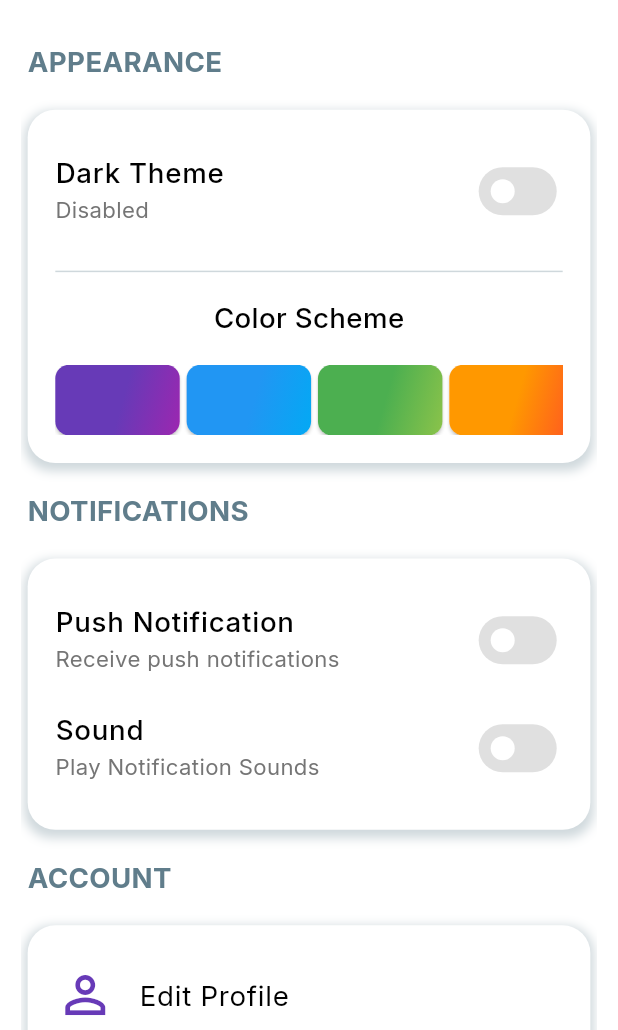
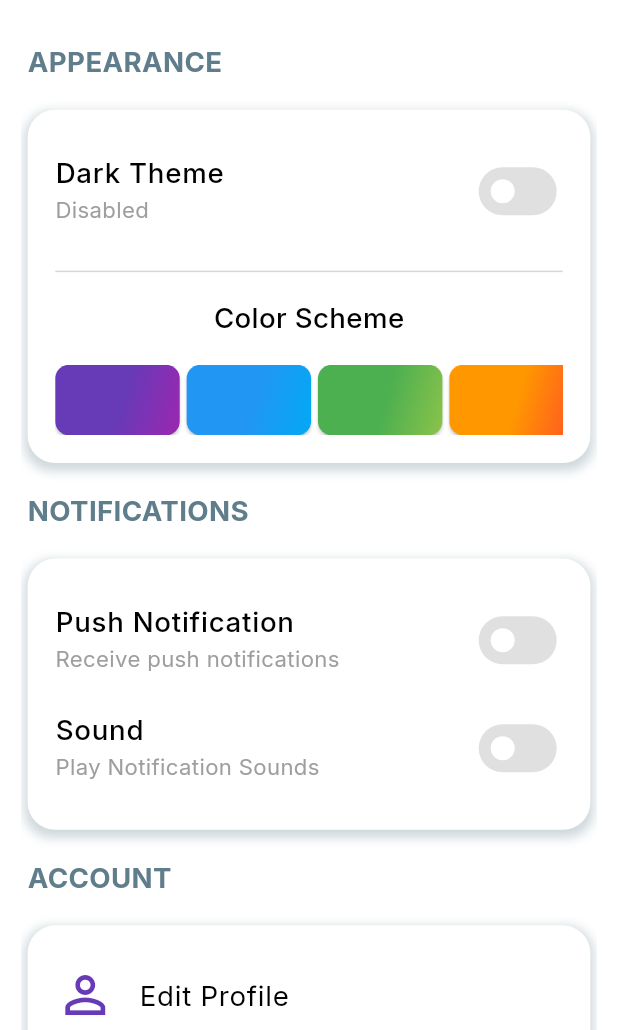
Before and after one commit to MuhammadWaleedEjaz21/FocusFlow, a Flutter app: the SettingScreen screen opened directly, on a phone screen of 412 x 824 dp, the part 206-1236 px from its top. Run offline on Flutter 3.47's test engine with Material 3 defaults, Android fonts, the phone set to English and light mode, and no system bars; our stand-ins replace connectivity_plus, flutter_local_notifications, flutter_otp_text_field, flutter_riverpod, flutter_screenutil, google_fonts and 5 more; accounts and stored records are empty; network calls fail.

Commit message:
fix: update subtitle text color for better readability

```diff
--- a/frontend/lib/Widgets/flow_switch_list_tile.dart
+++ b/frontend/lib/Widgets/flow_switch_list_tile.dart
@@ -31,7 +31,7 @@ class FlowSwitchListTile extends StatelessWidget {
       ),
       subtitle: Text(
         subtitle,
-        style: GoogleFonts.inter(fontSize: 16.sp, color: Colors.grey.shade600),
+        style: GoogleFonts.inter(fontSize: 16.sp, color: Colors.grey.shade500),
       ),
       inactiveThumbColor: Colors.white,
       inactiveTrackColor: Colors.grey.shade300,
```
